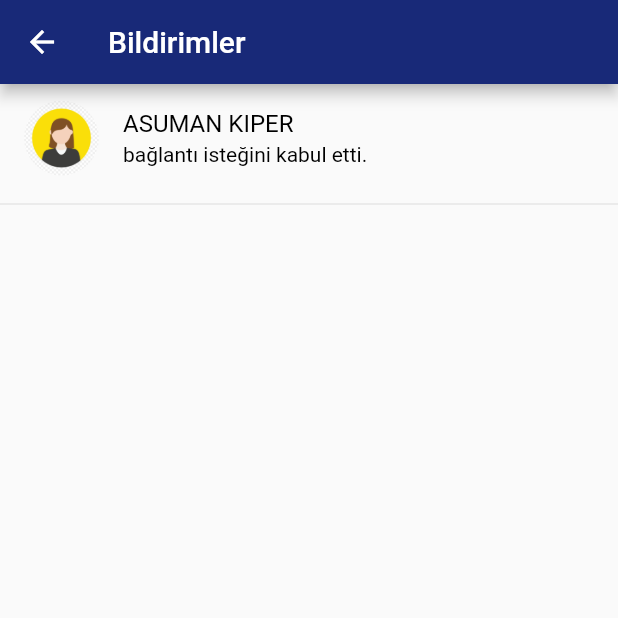
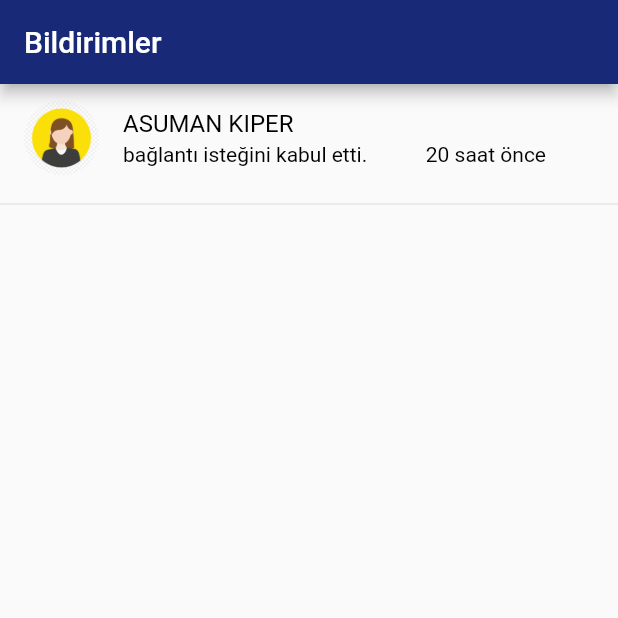
Before and after one commit to melihyumusaker/Vizyoner-GencStaj-FrontEnd, a Flutter app: the Notifications screen opened directly, on a phone screen of 412 x 824 dp, the top half of it. Run offline on Flutter 3.47's test engine with Material 2 defaults, Android fonts, the phone set to English and light mode, and no system bars; our stand-ins replace awesome_dialog, firebase_auth, firebase_core, quickalert; accounts and stored records are empty.

Commit message:
notification

```diff
--- a/lib/main.dart
+++ b/lib/main.dart
@@ -1,11 +1,7 @@
 import 'package:firebase_core/firebase_core.dart';
 import 'package:flutter/material.dart';
 import 'package:flutter/services.dart';
-import 'package:proje/pages/screens/hakkimizda/hakkimizda.dart';
-import 'package:proje/pages/screens/is/is.dart';
-import 'package:proje/pages/screens/is/isilandetay.dart';
-import 'package:proje/pages/screens/side_bar.dart';
-import 'package:proje/pages/screens/sosyal/sosyal.dart';
+import 'package:proje/pages/screens/notifications.dart';
 
 Future main() async {
   WidgetsFlutterBinding.ensureInitialized();
@@ -36,7 +32,7 @@ class MyApp extends StatelessWidget {
       theme: ThemeData(
         primarySwatch: Colors.blue,
       ),
-      home: const Sosyal(),
+      home: const Notifications(),
     );
   }
 }
--- a/lib/pages/screens/notifications.dart
+++ b/lib/pages/screens/notifications.dart
@@ -21,33 +21,48 @@ class _Notifications extends State<Notifications> {
       body: ListView(
         //height: double.infinity,
         children: [
-          _ListTileMethod("Asuman Kiper", "bağlantı isteğini kabul etti."),
+          _ListTileMethod("Asuman Kiper", "bağlantı isteğini kabul etti." ,"20 saat önce"),
           Divider(),
         ],
       ),
     );
   }
 
-  ListTile _ListTileMethod(String kullaniciAdi, String subtitle) {
+  ListTile _ListTileMethod(String kullaniciAdi, String subtitle , String date) {
     return ListTile(
       onTap: () {},
-      leading: CircleAvatar(
-        backgroundColor: Color(0xACBFE6),
+      leading: CircleAvatar(        backgroundColor: Color(0xACBFE6),
         radius: 25,
         backgroundImage: AssetImage('assets/images/circlee.jpg'),
       ),
+      trailing: Row(mainAxisSize: MainAxisSize.min,),
       title: Text(
         kullaniciAdi.toUpperCase(),
         style: TextStyle(
           color: Colors.black,
         ),
       ),
-      subtitle: Text(
-        subtitle,
-        style: TextStyle(
-          color: Colors.black,
-        ),
+      subtitle: Row(
+        mainAxisAlignment: MainAxisAlignment.spaceAround,
+        children: [
+          Expanded(
+            child: Text(
+              subtitle,
+              style: TextStyle(
+                color: Colors.black,
+              ),
+            ),
+          ),
+          Text(
+            date,
+            style: TextStyle(
+              color: Colors.black,
+            ),
+          ),
+        ],
       ),
+
+
     );
   }
 }
```
